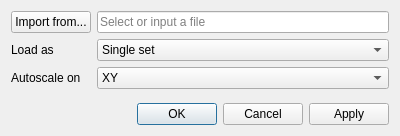
lorenzo-rovigatti/disgrace, file src/Dialogs/ImportDataset.ui: the form before one commit.
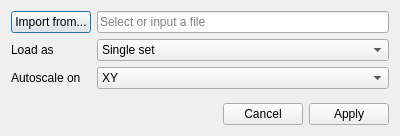
The form after the commit.

Commit message:
Bugfixing (import dialog and set appearance)
1) Removed the Ok button from the import dialog
2) Fixed a warning in the compilation of the set appearance ui file

```diff
--- a/src/Dialogs/ImportDataset.ui
+++ b/src/Dialogs/ImportDataset.ui
@@ -115,7 +115,7 @@
       <enum>Qt::Horizontal</enum>
      </property>
      <property name="standardButtons">
-      <set>QDialogButtonBox::Apply|QDialogButtonBox::Cancel|QDialogButtonBox::Ok</set>
+      <set>QDialogButtonBox::Apply|QDialogButtonBox::Cancel</set>
      </property>
     </widget>
    </item>
```
Left out of the diff: 4 changed lines with no effect on the pictures. The commit also changes 4 other files.
